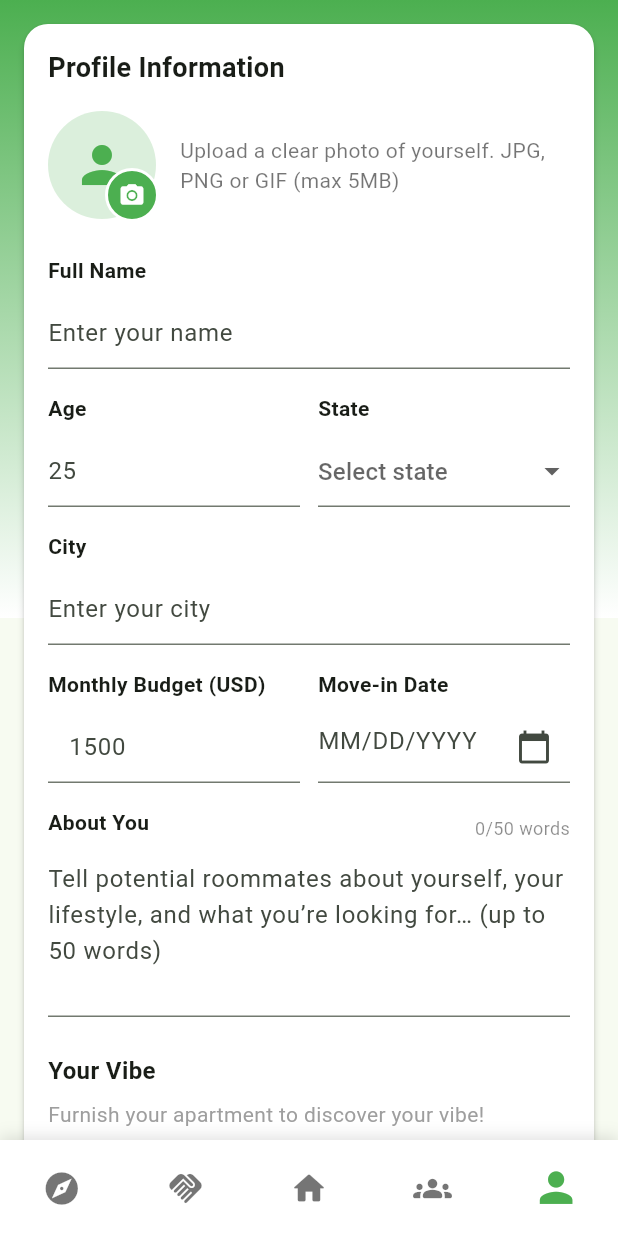
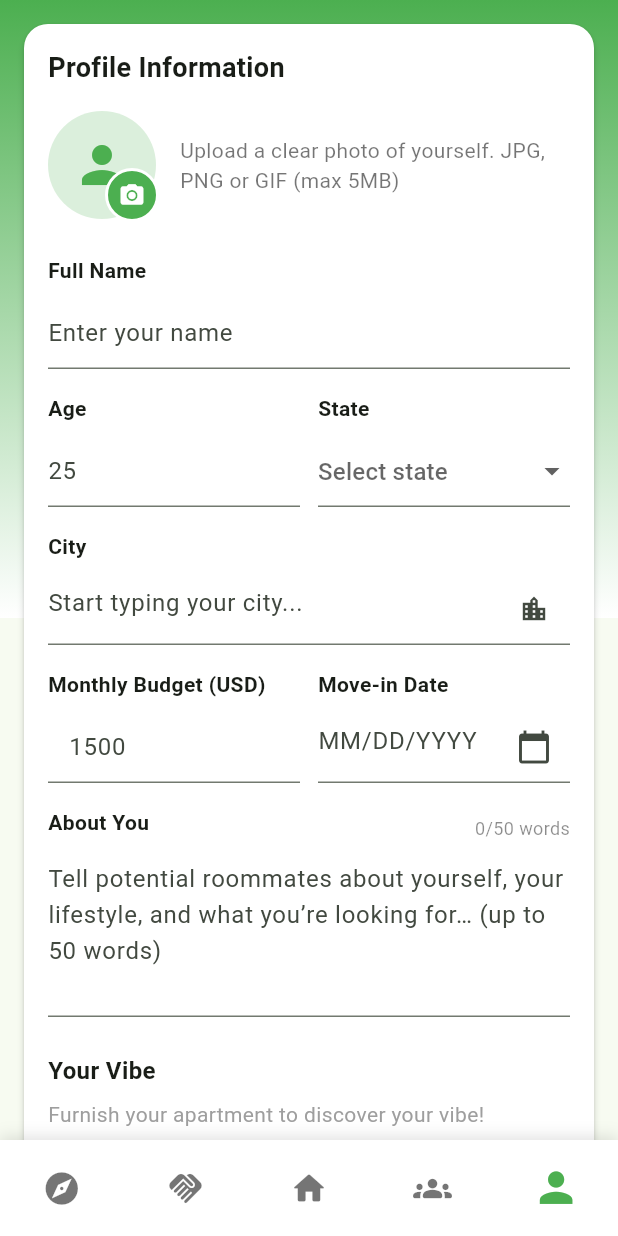
Before and after one commit to MaksymY11/Mates_app, a Flutter app: the HomeShell screen opened directly, item 2 of the bottom bar chosen, after a tap on "Retry", after a tap on the "person" icon, on a phone screen of 412 x 824 dp. Run offline on Flutter 3.47's test engine with Material 3 defaults, Android fonts, the phone set to English and light mode, and no system bars; our stand-ins replace image_picker, shared_preferences; accounts and stored records are empty; network calls fail.

Commit message:
fix(ux): add city autocomplete, auth persistence, and live DM updates                                                                                                                                                                                                                                                                                  City field now uses Autocomplete widget with curated US city list                                                                                                                                                                                                              filtered by selected state. App startup validates stored token via                                                                                                                                                                                                             SplashGate to prevent logout on web refresh. Matches tab subscribes                                                                                                                                                                                                            to WebSocket messages for real-time conversation updates. Discovery                                                                                                                                                                                                            tab gates on city+state with a 'set your location' banner.

```diff
--- a/lib/discovery/neighborhood_page.dart
+++ b/lib/discovery/neighborhood_page.dart
@@ -22,6 +22,7 @@ class NeighborhoodPageState extends State<NeighborhoodPage> {
   List<dynamic> _neighbors = [];
   List<dynamic> _nearby = [];
   Set<int> _sentInterestIds = {};
+  bool _missingLocation = false;
 
   static const _prefLabels = {
     'same_city': 'Same city',
@@ -45,20 +46,33 @@ class NeighborhoodPageState extends State<NeighborhoodPage> {
     });
 
     try {
+      final me = await ApiService.get('/me');
+      final city = (me['city'] as String?)?.trim() ?? '';
+      final state = (me['state'] as String?)?.trim() ?? '';
+
+      if (city.isEmpty || state.isEmpty) {
+        if (mounted) {
+          setState(() {
+            _missingLocation = true;
+            _loading = false;
+          });
+        }
+        return;
+      }
+
       final results = await Future.wait([
-        ApiService.get('/me'),
         DiscoveryService.getNeighborhood(),
         DiscoveryService.getNearby(),
         QuickPickService.getSentInterests(),
       ]);
 
-      final me = results[0];
-      final hoodData = results[1];
-      final nearbyData = results[2];
-      final sentData = results[3];
+      final hoodData = results[0];
+      final nearbyData = results[1];
+      final sentData = results[2];
 
       if (mounted) {
         setState(() {
+          _missingLocation = false;
           _locationPref = (me['location_preference'] as String?) ?? 'same_city';
           _neighborhood = hoodData['neighborhood'] as Map<String, dynamic>? ?? {};
           _mySimilarity = (hoodData['my_similarity_score'] as num?)?.toDouble() ?? 0.0;
@@ -109,6 +123,31 @@ class NeighborhoodPageState extends State<NeighborhoodPage> {
               Text(_error!, textAlign: TextAlign.center),
               const SizedBox(height: 16),
               ElevatedButton(onPressed: _load, child: const Text('Retry')),
+            ],
+          ),
+        ),
+      );
+    }
+
+    if (_missingLocation) {
+      return Center(
+        child: Padding(
+          padding: const EdgeInsets.all(32),
+          child: Column(
+            mainAxisSize: MainAxisSize.min,
+            children: [
+              Icon(Icons.location_off_rounded, size: 56, color: Colors.grey[400]),
+              const SizedBox(height: 16),
+              const Text(
+                'Set your location first',
+                style: TextStyle(fontSize: 20, fontWeight: FontWeight.w700),
+              ),
+              const SizedBox(height: 8),
+              Text(
+                'Head to your Profile and select your city and state so we can find neighbors near you.',
+                textAlign: TextAlign.center,
+                style: TextStyle(fontSize: 14, color: Colors.grey[600]),
+              ),
             ],
           ),
         ),
--- a/lib/main.dart
+++ b/lib/main.dart
@@ -1,8 +1,7 @@
-import 'package:flutter/foundation.dart';
 import 'package:flutter/material.dart';
 import 'services/api_service.dart';
 import 'login_page.dart';
-import 'landing_page.dart';
+// import 'landing_page.dart';
 
 void main() {
   runApp(const MyApp());
--- a/lib/profile_page.dart
+++ b/lib/profile_page.dart
@@ -10,6 +10,7 @@ import 'package:shared_preferences/shared_preferences.dart';
 import 'services/api_service.dart';
 import 'services/vibe_service.dart';
 import 'services/scenario_service.dart';
+import 'utils/us_cities.dart';
 
 const Color kBrand = Color(0xFF4CAF50);
 const Color kBrandLight = Color(0xFF7CFF7C);
@@ -723,15 +724,42 @@ class ProfilePageState extends State<ProfilePage> {
                                     const SizedBox(height: 16),
 
                                     _label('City'),
-                                    TextFormField(
-                                      controller: _cityCtrl,
+                                    Autocomplete<String>(
+                                      initialValue: TextEditingValue(text: _cityCtrl.text),
+                                      optionsBuilder: (textEditingValue) {
+                                        final query = textEditingValue.text.trim().toLowerCase();
+                                        if (query.isEmpty) return const Iterable<String>.empty();
+                                        final cities = _state != null
+                                            ? (usCitiesByState[_state] ?? allUsCities)
+                                            : allUsCities;
+                                        return cities.where(
+                                          (c) => c.toLowerCase().contains(query),
+                                        );
+                                      },
+                                      onSelected: (selection) {
+                                        _cityCtrl.text = selection;
+                                      },
+                                      fieldViewBuilder: (context, textController, focusNode, onFieldSubmitted) {
+                                        // Sync the autocomplete's controller with our _cityCtrl
+                                        if (textController.text != _cityCtrl.text && _cityCtrl.text.isNotEmpty && textController.text.isEmpty) {
+                                          textController.text = _cityCtrl.text;
+                                        }
+                                        return TextFormField(
+                                          controller: textController,
+                                          focusNode: focusNode,
+                                          textCapitalization: TextCapitalization.words,
                                           decoration: const InputDecoration(
-                                        hintText: 'Enter your city',
+                                            hintText: 'Start typing your city...',
+                                            suffixIcon: Icon(Icons.location_city, size: 20),
                                           ),
                                           validator: (v) =>
                                               v == null || v.trim().isEmpty
                                                   ? 'City is required'
                                                   : null,
+                                          onChanged: (v) => _cityCtrl.text = v,
+                                          onFieldSubmitted: (_) => onFieldSubmitted(),
+                                        );
+                                      },
                                     ),
                                     const SizedBox(height: 16),
 
--- a/lib/quickpicks/matches_page.dart
+++ b/lib/quickpicks/matches_page.dart
@@ -1,7 +1,9 @@
+import 'dart:async';
 import 'package:flutter/material.dart';
 import '../services/quickpick_service.dart';
 import '../services/messaging_service.dart';
 import '../services/api_service.dart';
+import '../services/websocket_service.dart';
 import '../messaging/conversation_page.dart';
 import 'quick_pick_page.dart';
 import 'quick_pick_results_page.dart';
@@ -25,11 +27,23 @@ class MatchesPageState extends State<MatchesPage> {
   List<dynamic> _matches = [];
   List<dynamic> _dmConversations = [];
   int? _currentUserId;
+  StreamSubscription? _wsSub;
 
   @override
   void initState() {
     super.initState();
     _load();
+    _wsSub = WebSocketService.instance.messages.listen((data) {
+      if (data['type'] == 'message') {
+        _load();
+      }
+    });
+  }
+
+  @override
+  void dispose() {
+    _wsSub?.cancel();
+    super.dispose();
   }
 
   /// Called by HomeShell via GlobalKey on tab switch to keep data current.
--- /dev/null
+++ b/lib/utils/us_cities.dart
@@ -0,0 +1,64 @@
+/// Major US cities grouped by state abbreviation.
+/// Used for city autocomplete in the profile editor.
+const Map<String, List<String>> usCitiesByState = {
+  'AL': ['Birmingham', 'Montgomery', 'Huntsville', 'Mobile', 'Tuscaloosa', 'Hoover', 'Dothan', 'Auburn', 'Decatur', 'Madison'],
+  'AK': ['Anchorage', 'Fairbanks', 'Juneau', 'Sitka', 'Ketchikan', 'Wasilla', 'Kenai', 'Kodiak', 'Bethel', 'Palmer'],
+  'AZ': ['Phoenix', 'Tucson', 'Mesa', 'Chandler', 'Scottsdale', 'Glendale', 'Gilbert', 'Tempe', 'Peoria', 'Surprise', 'Flagstaff', 'Yuma', 'Goodyear', 'Avondale', 'Prescott'],
+  'AR': ['Little Rock', 'Fort Smith', 'Fayetteville', 'Springdale', 'Jonesboro', 'Rogers', 'Conway', 'North Little Rock', 'Bentonville', 'Pine Bluff'],
+  'CA': ['Los Angeles', 'San Diego', 'San Jose', 'San Francisco', 'Fresno', 'Sacramento', 'Long Beach', 'Oakland', 'Bakersfield', 'Anaheim', 'Santa Ana', 'Riverside', 'Stockton', 'Irvine', 'Chula Vista', 'Fremont', 'Santa Clarita', 'San Bernardino', 'Modesto', 'Pasadena', 'Berkeley', 'Santa Barbara', 'Palm Springs'],
+  'CO': ['Denver', 'Colorado Springs', 'Aurora', 'Fort Collins', 'Lakewood', 'Thornton', 'Arvada', 'Westminster', 'Pueblo', 'Boulder', 'Greeley', 'Longmont', 'Loveland', 'Castle Rock'],
+  'CT': ['Bridgeport', 'New Haven', 'Hartford', 'Stamford', 'Waterbury', 'Norwalk', 'Danbury', 'New Britain', 'Greenwich', 'Bristol'],
+  'DE': ['Wilmington', 'Dover', 'Newark', 'Middletown', 'Bear', 'Brookside', 'Hockessin', 'Smyrna', 'Milford', 'Seaford'],
+  'FL': ['Jacksonville', 'Miami', 'Tampa', 'Orlando', 'St. Petersburg', 'Hialeah', 'Tallahassee', 'Fort Lauderdale', 'Port St. Lucie', 'Cape Coral', 'Pembroke Pines', 'Hollywood', 'Gainesville', 'Coral Springs', 'Clearwater', 'Palm Bay', 'Lakeland', 'Boca Raton', 'Sarasota', 'Naples'],
+  'GA': ['Atlanta', 'Augusta', 'Columbus', 'Macon', 'Savannah', 'Athens', 'Sandy Springs', 'Roswell', 'Johns Creek', 'Albany', 'Warner Robins', 'Alpharetta', 'Marietta', 'Valdosta', 'Smyrna'],
+  'HI': ['Honolulu', 'Pearl City', 'Hilo', 'Kailua', 'Waipahu', 'Kaneohe', 'Mililani Town', 'Kahului', 'Ewa Gentry', 'Kapolei'],
+  'ID': ['Boise', 'Meridian', 'Nampa', 'Idaho Falls', 'Caldwell', 'Pocatello', 'Coeur d\'Alene', 'Twin Falls', 'Lewiston', 'Moscow'],
+  'IL': ['Chicago', 'Aurora', 'Rockford', 'Joliet', 'Naperville', 'Springfield', 'Peoria', 'Elgin', 'Waukegan', 'Champaign', 'Bloomington', 'Decatur', 'Evanston', 'Schaumburg', 'Arlington Heights'],
+  'IN': ['Indianapolis', 'Fort Wayne', 'Evansville', 'South Bend', 'Carmel', 'Fishers', 'Bloomington', 'Hammond', 'Gary', 'Lafayette', 'Muncie', 'Terre Haute', 'Noblesville', 'Greenwood'],
+  'IA': ['Des Moines', 'Cedar Rapids', 'Davenport', 'Sioux City', 'Iowa City', 'Waterloo', 'Ames', 'West Des Moines', 'Council Bluffs', 'Dubuque', 'Ankeny', 'Cedar Falls'],
+  'KS': ['Wichita', 'Overland Park', 'Kansas City', 'Olathe', 'Topeka', 'Lawrence', 'Shawnee', 'Manhattan', 'Lenexa', 'Salina', 'Hutchinson'],
+  'KY': ['Louisville', 'Lexington', 'Bowling Green', 'Owensboro', 'Covington', 'Richmond', 'Georgetown', 'Florence', 'Hopkinsville', 'Nicholasville', 'Elizabethtown'],
+  'LA': ['New Orleans', 'Baton Rouge', 'Shreveport', 'Lafayette', 'Lake Charles', 'Kenner', 'Bossier City', 'Monroe', 'Alexandria', 'Houma'],
+  'ME': ['Portland', 'Lewiston', 'Bangor', 'South Portland', 'Auburn', 'Biddeford', 'Sanford', 'Brunswick', 'Saco', 'Scarborough'],
+  'MD': ['Baltimore', 'Frederick', 'Rockville', 'Gaithersburg', 'Bowie', 'Hagerstown', 'Annapolis', 'College Park', 'Salisbury', 'Laurel', 'Greenbelt', 'Bethesda', 'Silver Spring'],
+  'MA': ['Boston', 'Worcester', 'Springfield', 'Cambridge', 'Lowell', 'Brockton', 'New Bedford', 'Quincy', 'Lynn', 'Fall River', 'Newton', 'Somerville', 'Brookline', 'Amherst'],
+  'MI': ['Detroit', 'Grand Rapids', 'Warren', 'Sterling Heights', 'Ann Arbor', 'Lansing', 'Flint', 'Dearborn', 'Livonia', 'Troy', 'Kalamazoo', 'Westland', 'Rochester Hills', 'Royal Oak'],
+  'MN': ['Minneapolis', 'St. Paul', 'Rochester', 'Duluth', 'Bloomington', 'Brooklyn Park', 'Plymouth', 'Maple Grove', 'Woodbury', 'St. Cloud', 'Eagan', 'Eden Prairie', 'Minnetonka'],
+  'MS': ['Jackson', 'Gulfport', 'Southaven', 'Hattiesburg', 'Biloxi', 'Meridian', 'Tupelo', 'Olive Branch', 'Greenville', 'Horn Lake'],
+  'MO': ['Kansas City', 'St. Louis', 'Springfield', 'Columbia', 'Independence', 'Lee\'s Summit', 'O\'Fallon', 'St. Joseph', 'St. Charles', 'Blue Springs', 'Joplin', 'Jefferson City'],
+  'MT': ['Billings', 'Missoula', 'Great Falls', 'Bozeman', 'Butte', 'Helena', 'Kalispell', 'Havre', 'Anaconda', 'Miles City'],
+  'NE': ['Omaha', 'Lincoln', 'Bellevue', 'Grand Island', 'Kearney', 'Fremont', 'Hastings', 'Norfolk', 'North Platte', 'Columbus'],
+  'NV': ['Las Vegas', 'Henderson', 'Reno', 'North Las Vegas', 'Sparks', 'Carson City', 'Elko', 'Mesquite', 'Boulder City', 'Fernley'],
+  'NH': ['Manchester', 'Nashua', 'Concord', 'Derry', 'Dover', 'Rochester', 'Salem', 'Merrimack', 'Keene', 'Londonderry'],
+  'NJ': ['Newark', 'Jersey City', 'Paterson', 'Elizabeth', 'Edison', 'Woodbridge', 'Lakewood', 'Toms River', 'Hamilton', 'Trenton', 'Clifton', 'Camden', 'Cherry Hill', 'Princeton', 'Hoboken'],
+  'NM': ['Albuquerque', 'Las Cruces', 'Rio Rancho', 'Santa Fe', 'Roswell', 'Farmington', 'Clovis', 'Hobbs', 'Alamogordo', 'Carlsbad'],
+  'NY': ['New York', 'Buffalo', 'Rochester', 'Yonkers', 'Syracuse', 'Albany', 'New Rochelle', 'Mount Vernon', 'Schenectady', 'Utica', 'White Plains', 'Ithaca', 'Binghamton', 'Saratoga Springs', 'Long Beach'],
+  'NC': ['Charlotte', 'Raleigh', 'Greensboro', 'Durham', 'Winston-Salem', 'Fayetteville', 'Cary', 'Wilmington', 'High Point', 'Concord', 'Asheville', 'Greenville', 'Chapel Hill', 'Huntersville', 'Apex'],
+  'ND': ['Fargo', 'Bismarck', 'Grand Forks', 'Minot', 'West Fargo', 'Williston', 'Dickinson', 'Mandan', 'Jamestown', 'Wahpeton'],
+  'OH': ['Columbus', 'Cleveland', 'Cincinnati', 'Toledo', 'Akron', 'Dayton', 'Parma', 'Canton', 'Youngstown', 'Lorain', 'Hamilton', 'Springfield', 'Kettering', 'Elyria', 'Lakewood'],
+  'OK': ['Oklahoma City', 'Tulsa', 'Norman', 'Broken Arrow', 'Edmond', 'Lawton', 'Moore', 'Midwest City', 'Enid', 'Stillwater', 'Muskogee'],
+  'OR': ['Portland', 'Salem', 'Eugene', 'Gresham', 'Hillsboro', 'Beaverton', 'Bend', 'Medford', 'Springfield', 'Corvallis', 'Albany', 'Tigard', 'Lake Oswego', 'Ashland'],
+  'PA': ['Philadelphia', 'Pittsburgh', 'Allentown', 'Reading', 'Scranton', 'Bethlehem', 'Lancaster', 'Harrisburg', 'Erie', 'York', 'State College', 'Williamsport', 'Easton', 'West Chester'],
+  'RI': ['Providence', 'Warwick', 'Cranston', 'Pawtucket', 'East Providence', 'Woonsocket', 'Newport', 'Central Falls', 'Westerly', 'Bristol'],
+  'SC': ['Charleston', 'Columbia', 'North Charleston', 'Mount Pleasant', 'Rock Hill', 'Greenville', 'Summerville', 'Goose Creek', 'Hilton Head Island', 'Spartanburg', 'Florence', 'Myrtle Beach'],
+  'SD': ['Sioux Falls', 'Rapid City', 'Aberdeen', 'Brookings', 'Watertown', 'Mitchell', 'Yankton', 'Pierre', 'Huron', 'Vermillion'],
+  'TN': ['Nashville', 'Memphis', 'Knoxville', 'Chattanooga', 'Clarksville', 'Murfreesboro', 'Franklin', 'Jackson', 'Johnson City', 'Bartlett', 'Hendersonville', 'Kingsport', 'Germantown'],
+  'TX': ['Houston', 'San Antonio', 'Dallas', 'Austin', 'Fort Worth', 'El Paso', 'Arlington', 'Corpus Christi', 'Plano', 'Laredo', 'Lubbock', 'Garland', 'Irving', 'Frisco', 'McKinney', 'Amarillo', 'Grand Prairie', 'Brownsville', 'Killeen', 'Denton', 'Midland', 'Round Rock'],
+  'UT': ['Salt Lake City', 'West Valley City', 'Provo', 'West Jordan', 'Orem', 'Sandy', 'Ogden', 'St. George', 'Layton', 'Taylorsville', 'South Jordan', 'Lehi', 'Logan'],
+  'VT': ['Burlington', 'South Burlington', 'Rutland', 'Barre', 'Montpelier', 'Winooski', 'St. Albans', 'Newport', 'Vergennes', 'Middlebury'],
+  'VA': ['Virginia Beach', 'Norfolk', 'Chesapeake', 'Richmond', 'Newport News', 'Alexandria', 'Hampton', 'Roanoke', 'Portsmouth', 'Lynchburg', 'Charlottesville', 'Harrisonburg', 'Fredericksburg', 'Manassas', 'Arlington'],
+  'WA': ['Seattle', 'Spokane', 'Tacoma', 'Vancouver', 'Bellevue', 'Kent', 'Everett', 'Renton', 'Kirkland', 'Federal Way', 'Redmond', 'Olympia', 'Bellingham', 'Kennewick', 'Auburn'],
+  'WV': ['Charleston', 'Huntington', 'Morgantown', 'Parkersburg', 'Wheeling', 'Weirton', 'Fairmont', 'Martinsburg', 'Beckley', 'Clarksburg'],
+  'WI': ['Milwaukee', 'Madison', 'Green Bay', 'Kenosha', 'Racine', 'Appleton', 'Waukesha', 'Oshkosh', 'Eau Claire', 'Janesville', 'West Allis', 'La Crosse', 'Sheboygan', 'Fond du Lac'],
+  'WY': ['Cheyenne', 'Casper', 'Laramie', 'Gillette', 'Rock Springs', 'Sheridan', 'Green River', 'Evanston', 'Riverton', 'Jackson'],
+};
+
+/// Flat sorted list of all cities (for when no state is selected).
+final List<String> allUsCities = () {
+  final s = <String>{};
+  for (final cities in usCitiesByState.values) {
+    s.addAll(cities);
+  }
+  final list = s.toList()..sort();
+  return list;
+}();
```
Lines whose indentation alone changed are shown as unchanged.
